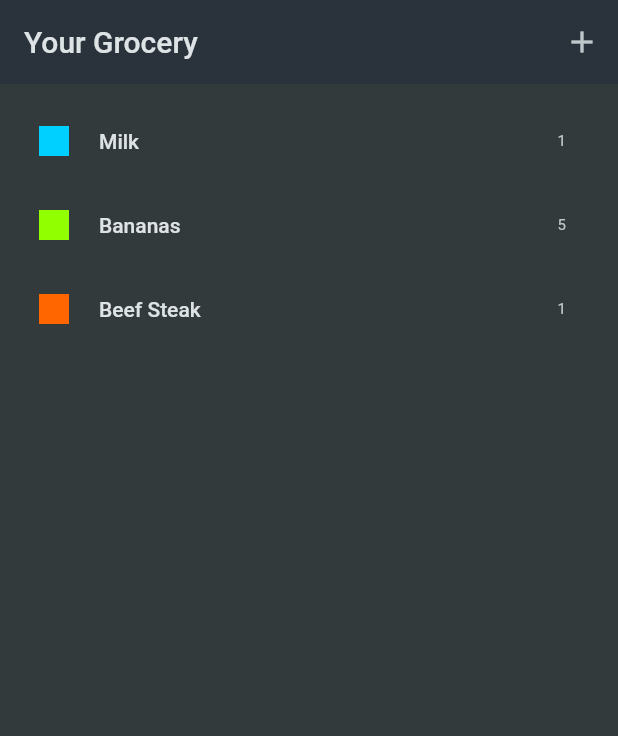
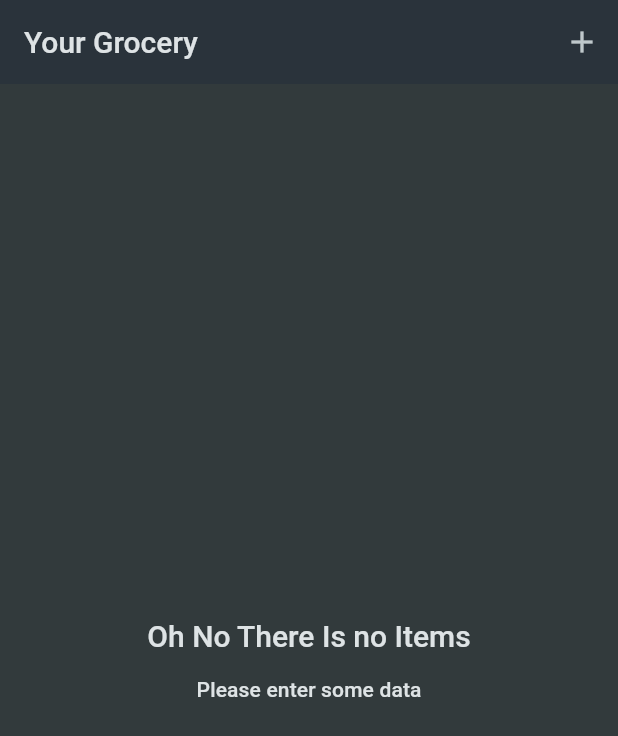
Before and after one commit to Abd-UlRahman-Khalid/shopping_list_app, a Flutter app: the screen it shows after launch, on a phone screen of 412 x 824 dp. Shown: the top 736 px of the screen. Run offline on Flutter 3.47's test engine with Material 2 defaults, Android fonts, the phone set to English and light mode, and no system bars.

Commit message:
putting message if there is no Items

```diff
--- a/lib/widgets/grocery_Items.dart
+++ b/lib/widgets/grocery_Items.dart
@@ -1,43 +1,71 @@
 import 'package:flutter/material.dart';
 import 'package:shopping_list_app/data/dummy_items.dart';
 import 'package:shopping_list_app/widgets/new_item.dart';
+import 'package:shopping_list_app/model/grocery_items.dart';
 
 class GroceryItems extends StatefulWidget {
   GroceryItems({super.key});
+
 
   @override
   State<GroceryItems> createState() => _GroceryItemsState();
 }
 
 class _GroceryItemsState extends State<GroceryItems> {
-  void _addItem() {
-    Navigator.of(context).push(
+    final List<GroceryItem> _grocaryItem=[];
+
+  void _addItem() async{
+    final newItem = await Navigator.of(context).push<GroceryItem>(
       MaterialPageRoute(
         builder: (context) => NewItem(),
       ),
     );
+    if(newItem==null){
+      return;
+    }
+    setState(() {
+    _grocaryItem.add(newItem);
+    });
   }
 
   @override
   Widget build(BuildContext context) {
+    Widget content=Center(
+      child: Column(
+        mainAxisSize: MainAxisSize.min,
+        children: [
+          Text('Oh No There Is no Items',style: Theme.of(context).textTheme.titleLarge!.copyWith(
+            color: Theme.of(context).colorScheme.onBackground
+          ),),
+          const SizedBox(height: 16,),
+          Text('Please enter some data',style: Theme.of(context).textTheme.titleSmall!.copyWith(
+            color: Theme.of(context).colorScheme.onBackground
+          ),)
+        ],
+      ),
+    );
+    if(_grocaryItem.isNotEmpty){
+       content=Container(
+          margin: const EdgeInsets.all(10),
+          child: ListView.builder(
+              itemCount: _grocaryItem.length,
+              itemBuilder: ((context, index) => ListTile(
+                    title: Text(_grocaryItem[index].name),
+                    leading: Container(
+                      width: 24,
+                      height: 24,
+                      color: _grocaryItem[index].category.color,
+                    ),
+                    trailing: Text(_grocaryItem[index].quantity.toString()),
+                  ))));
+    }
     return Scaffold(
       appBar: AppBar(
         actions: [IconButton(onPressed: _addItem, icon: const Icon(Icons.add))],
         title: const Text('Your Grocery'),
       ),
-      body: Container(
-          margin: const EdgeInsets.all(10),
-          child: ListView.builder(
-              itemCount: groceryItems.length,
-              itemBuilder: ((context, index) => ListTile(
-                    title: Text(groceryItems[index].name),
-                    leading: Container(
-                      width: 20,
-                      height: 20,
-                      color: groceryItems[index].category.color,
-                    ),
-                    trailing: Text(groceryItems[index].quantity.toString()),
-                  )))),
+      body:content
+
     );
   }
 }
```
Also changed, not shown: lib/widgets/new_item.dart (+26 -19 lines).
